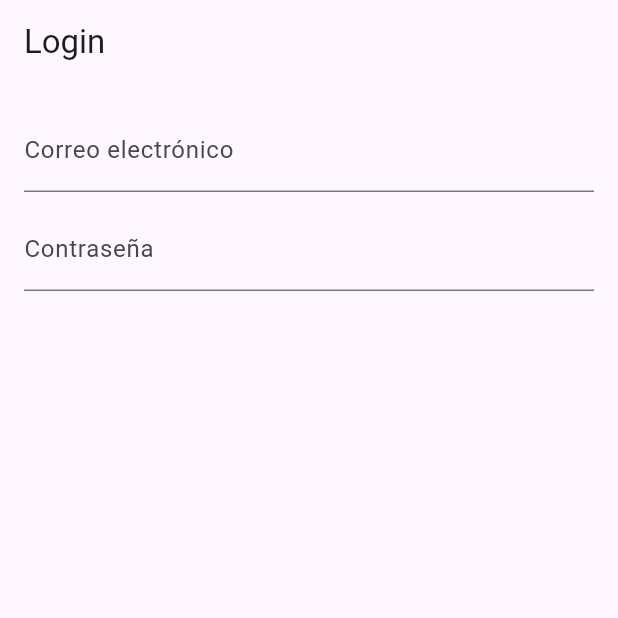
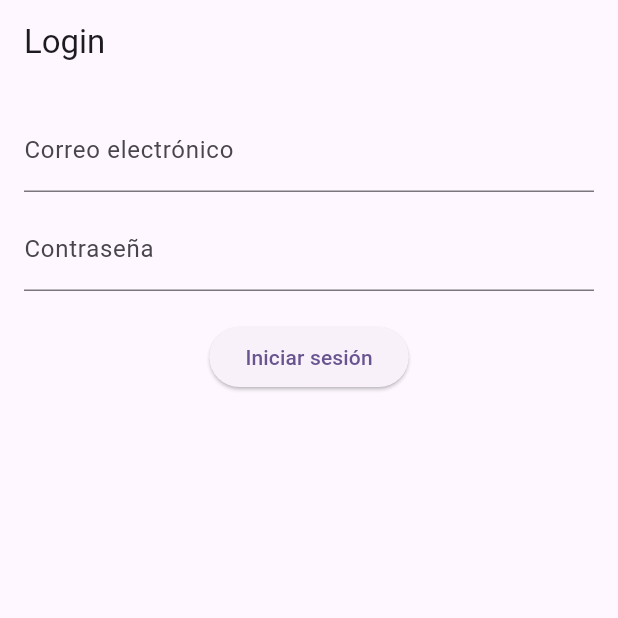
Before and after one commit to lcalorg3006/NutriFlow-apk, a Flutter app: the screen it shows after launch, on a phone screen of 412 x 824 dp, the top half of it. Run offline on Flutter 3.47's test engine with Material 3 defaults, Android fonts, the phone set to English and light mode, and no system bars.

Commit message:
Botón para enviar e intentar acceder

```diff
--- a/lib/screens/login_page.dart
+++ b/lib/screens/login_page.dart
@@ -61,6 +61,17 @@ class _LoginPageState extends State<LoginPage> {
               obscureText: true,
               onChanged: (_) => _validatePassword(),
             ),
+            const SizedBox(height: 20),
+            ElevatedButton(
+              onPressed: () {
+                _validateEmail();
+                _validatePassword();
+                if (_emailError == null && _passwordError == null) {
+                  // Aquí iría la lógica de autenticación
+                }
+              },
+              child: const Text('Iniciar sesión'),
+            ),
           ],
         ),
       ),
```
